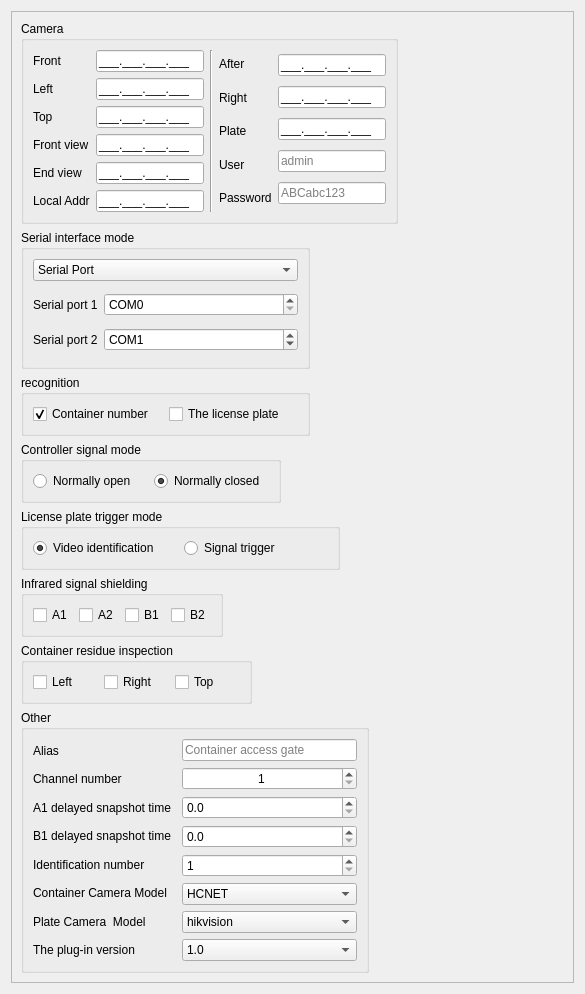
First picture: the form in Main/Setting/channel_setting_form.ui, repository 519984307/Container_Multiple_Channels_20200522, before the edit.
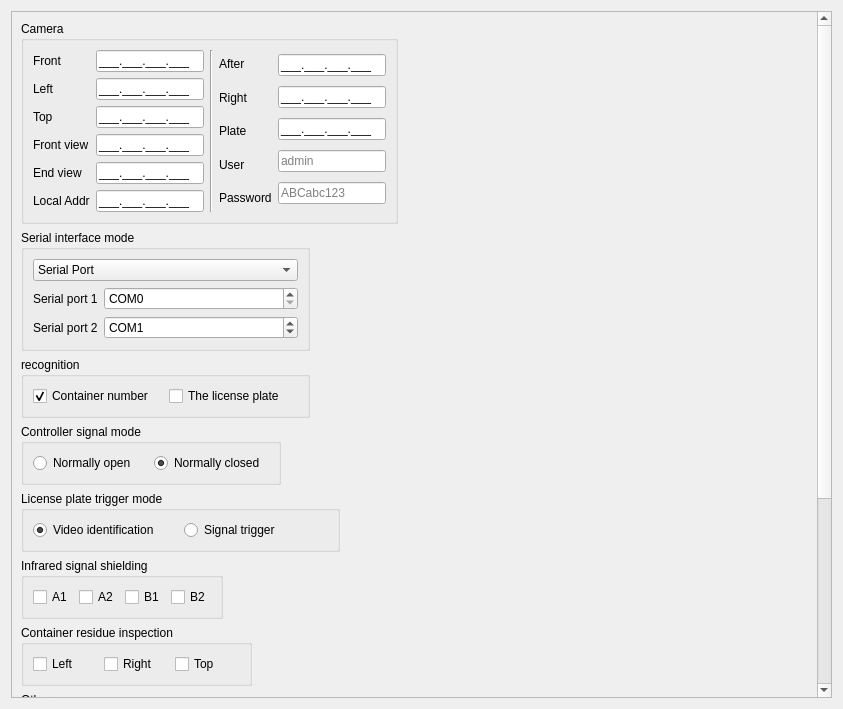
Second picture: the form after the edit.

What changed in the file:
```diff
--- a/Main/Setting/channel_setting_form.ui
+++ b/Main/Setting/channel_setting_form.ui
@@ -6,8 +6,8 @@
    <rect>
     <x>0</x>
     <y>0</y>
-    <width>585</width>
-    <height>994</height>
+    <width>843</width>
+    <height>709</height>
    </rect>
   </property>
   <property name="windowTitle">
@@ -30,8 +30,8 @@
        <rect>
         <x>0</x>
         <y>0</y>
-        <width>561</width>
-        <height>970</height>
+        <width>798</width>
+        <height>941</height>
        </rect>
       </property>
       <layout class="QGridLayout" name="gridLayout_8">
```
